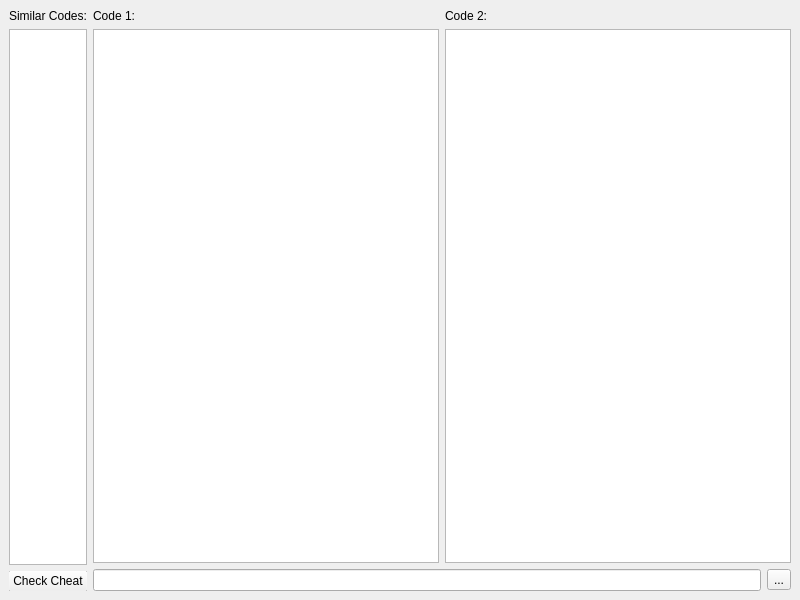
First picture: the form in checker.ui, repository Ace0320/CheatChecker, before the edit.
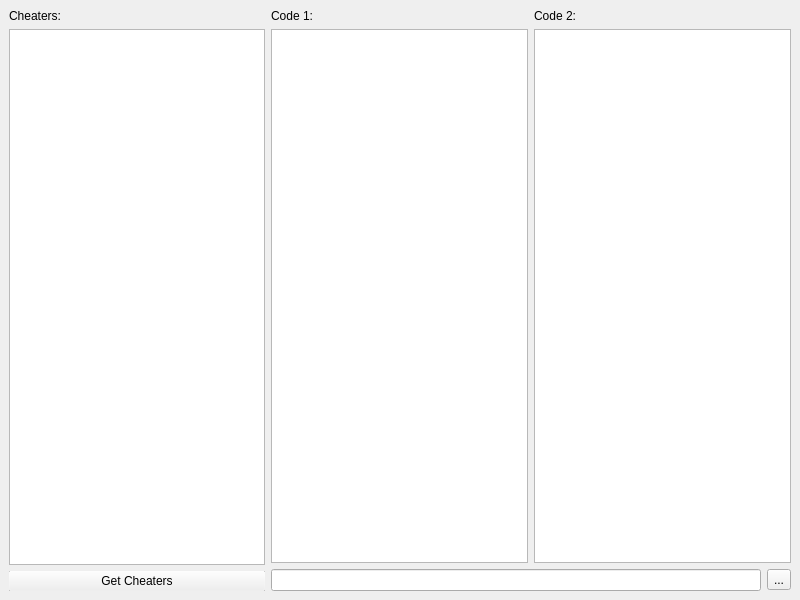
Second picture: the form after the edit.

Commit message: Linked buttons to their functionality and displayed results

Diff of the .ui file:
```diff
--- a/checker.ui
+++ b/checker.ui
@@ -14,18 +14,24 @@
    <string>Cheat Checker</string>
   </property>
   <widget class="QWidget" name="centralWidget">
-   <layout class="QHBoxLayout" name="centralLayout" stretch="1,9">
+   <layout class="QHBoxLayout" name="centralLayout" stretch="0,1">
     <item>
      <layout class="QVBoxLayout" name="sideLayout">
       <item>
        <widget class="QLabel" name="codesLabel">
         <property name="text">
-         <string>Similar Codes:</string>
+         <string>Cheaters:</string>
         </property>
        </widget>
       </item>
       <item>
-       <widget class="QListView" name="codesListView"/>
+       <widget class="QListWidget" name="cheatersList">
+        <property name="font">
+         <font>
+          <pointsize>8</pointsize>
+         </font>
+        </property>
+       </widget>
       </item>
       <item>
        <widget class="QPushButton" name="checkCheatButton">
@@ -33,7 +39,7 @@
          <string notr="true">margin: -1px; padding: 3px</string>
         </property>
         <property name="text">
-         <string>Check Cheat</string>
+         <string>Get Cheaters</string>
         </property>
        </widget>
       </item>
```
Left out of the diff: 4 changed lines with no effect on the pictures. The commit also changes 2 other files.
